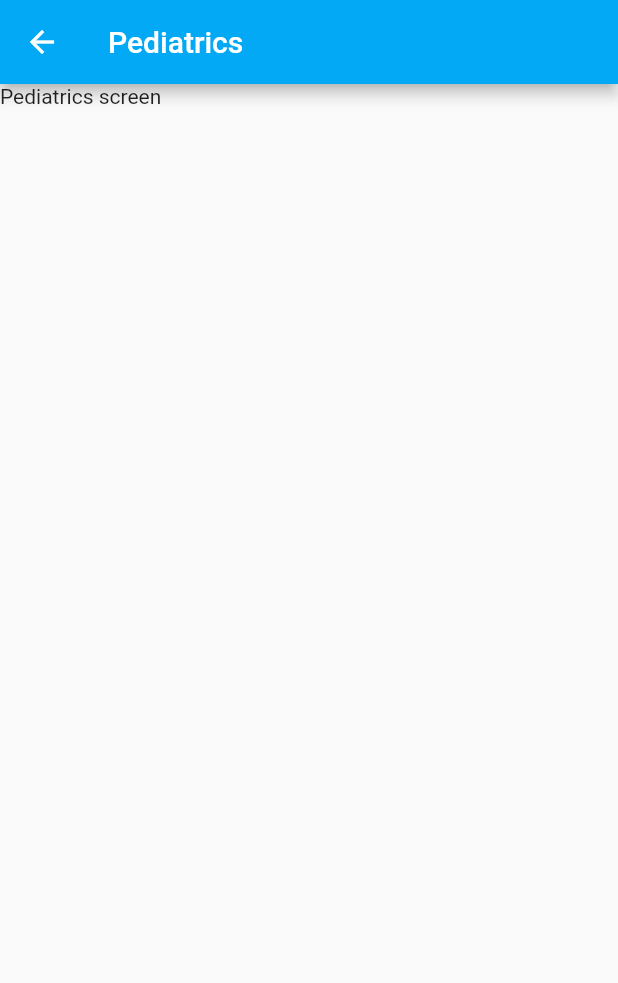
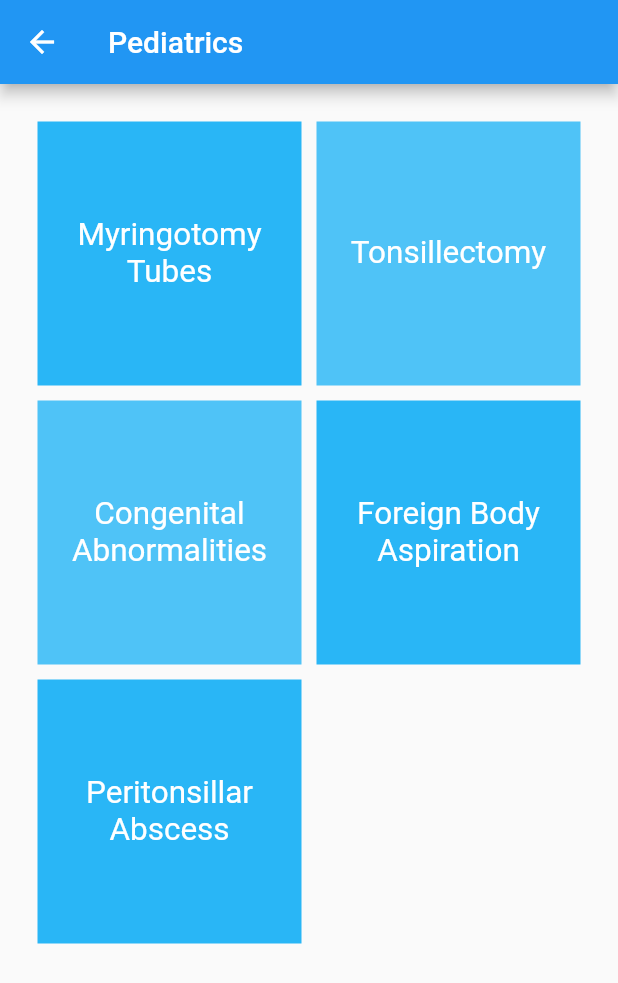
Before and after one commit to hemmrich/OHNS_guide, a Flutter app: the screen it shows after launch, after a tap on "Pediatrics", on a phone screen of 412 x 824 dp. Shown: the top 983 px of the screen. Run offline on Flutter 3.47's test engine with Material 2 defaults, Android fonts, the phone set to English and light mode, and no system bars; our stand-ins replace webview_flutter.

Commit message:
Home buttons now all use static map to get their title, color, etc

```diff
--- a/lib/constants.dart
+++ b/lib/constants.dart
@@ -1,11 +1,11 @@
 import 'package:flutter/material.dart';
 
 class Constants {
-  static const Map headandneck = {
+  static Map headandneck = {
     'id': 'headandneck',
     'title': 'Head & Neck',
     'color': Colors.red,
-    'image': 'icons8-head-profile-50.png'
+    'image': 'icons8-head-profile-50.png',
   };
 
   static const Map pediatrics = {
@@ -43,7 +43,7 @@ class Constants {
     'image': 'icons8-plastic-50.png',
   };
 
-  static const Map map = {
+  static Map map = {
     'headandneck': headandneck,
     'pediatrics': pediatrics,
     'otology': otology,
--- a/lib/homebuttonbox.dart
+++ b/lib/homebuttonbox.dart
@@ -38,6 +38,7 @@ class HomeButtonBox extends StatelessWidget {
                   ]),
               onPressed: () {
                 print("Pressed home button: $buttonText");
+                print(Constants.map[id]);
                 Navigator.push(context,
                     MaterialPageRoute(builder: (context) => specialtyWidget));
               },
--- a/lib/pediatrics.dart
+++ b/lib/pediatrics.dart
@@ -1,11 +1,39 @@
 import 'package:flutter/material.dart';
 
+import 'package:ohns_guide/gridviewbox.dart';
+import 'package:ohns_guide/constants.dart';
+
 class Pediatrics extends StatelessWidget {
+
+  final String id = 'pediatrics';
+
   @override
   Widget build(BuildContext context) {
     return Scaffold(
-        appBar: AppBar(title: Text('Pediatrics'), backgroundColor: Colors.lightBlue),
-        body: Text('Pediatrics screen')
-    );
+      appBar: AppBar(title: Text(Constants.map[id]['title']),
+          backgroundColor: Constants.map[id]['color']),
+        body: GridView.count(
+          crossAxisCount: 2,
+          mainAxisSpacing: 10,
+          crossAxisSpacing: 10,
+          padding: const EdgeInsets.all(25),
+          children: [
+            GridViewBox(
+                text: 'Myringotomy Tubes', color: Colors.lightBlue[400]
+            ),
+            GridViewBox(
+                text: 'Tonsillectomy', color: Colors.lightBlue[300]
+            ),
+            GridViewBox(
+                text: 'Congenital Abnormalities', color: Colors.lightBlue[300]
+            ),
+            GridViewBox(
+                text: 'Foreign Body Aspiration', color: Colors.lightBlue[400]
+            ),
+            GridViewBox(
+                text: 'Peritonsillar Abscess', color: Colors.lightBlue[400]
+            )
+          ],
+        ));
   }
 }
```
Also changed, not shown: lib/facialplastics.dart (+8 -1 lines), lib/headandneck.dart (+6 -2 lines), lib/laryngology.dart (+8 -1 lines), lib/otology.dart (+8 -1 lines), lib/rhinology.dart (+8 -1 lines).
